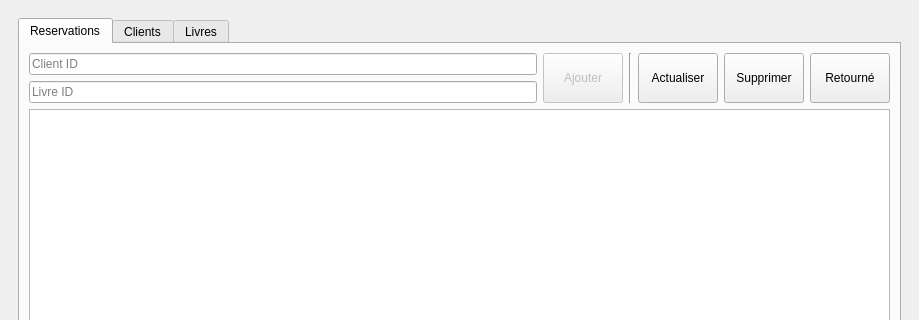
Qt form mainwindow.ui (MouadKH9/library-cpp) before a commit; both pictures show x 0 to 919 and y 0 to 320 of the 919 by 635 pixel window.
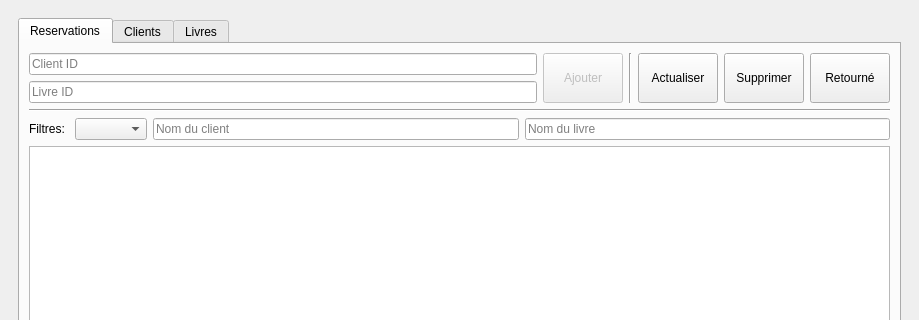
The same form after that commit. The open tabs and pages were chosen to show the change.

The edit to the form file:
```diff
--- a/mainwindow.ui
+++ b/mainwindow.ui
@@ -32,7 +32,7 @@
             <string>Reservations</string>
            </attribute>
            <layout class="QGridLayout" name="gridLayout_2">
-            <item row="1" column="0">
+            <item row="3" column="0">
              <widget class="QTableView" name="reservationsTable"/>
             </item>
             <item row="0" column="0">
@@ -119,6 +119,48 @@
               </item>
              </layout>
             </item>
+            <item row="2" column="0">
+             <layout class="QHBoxLayout" name="horizontalLayout_2">
+              <item>
+               <widget class="QLabel" name="label_4">
+                <property name="text">
+                 <string>Filtres: </string>
+                </property>
+               </widget>
+              </item>
+              <item>
+               <widget class="QComboBox" name="comboBox">
+                <property name="sizePolicy">
+                 <sizepolicy hsizetype="Fixed" vsizetype="Fixed">
+                  <horstretch>0</horstretch>
+                  <verstretch>0</verstretch>
+                 </sizepolicy>
+                </property>
+               </widget>
+              </item>
+              <item>
+               <widget class="QLineEdit" name="lineEdit_3">
+                <property name="placeholderText">
+                 <string>Nom du client</string>
+                </property>
+               </widget>
+              </item>
+              <item>
+               <widget class="QLineEdit" name="lineEdit_4">
+                <property name="placeholderText">
+                 <string>Nom du livre</string>
+                </property>
+               </widget>
+              </item>
+             </layout>
+            </item>
+            <item row="1" column="0">
+             <widget class="Line" name="line_4">
+              <property name="orientation">
+               <enum>Qt::Horizontal</enum>
+              </property>
+             </widget>
+            </item>
            </layout>
           </widget>
           <widget class="QWidget" name="tab_2">
```
Left out of the diff: 48 changed lines with no effect on the pictures.
